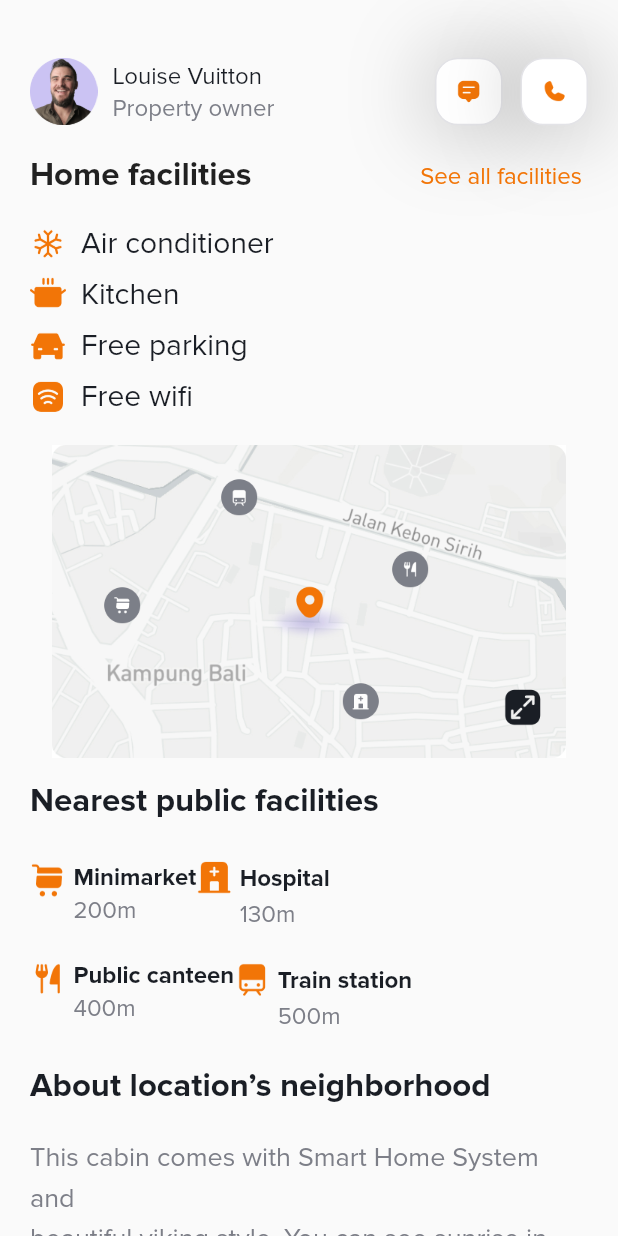
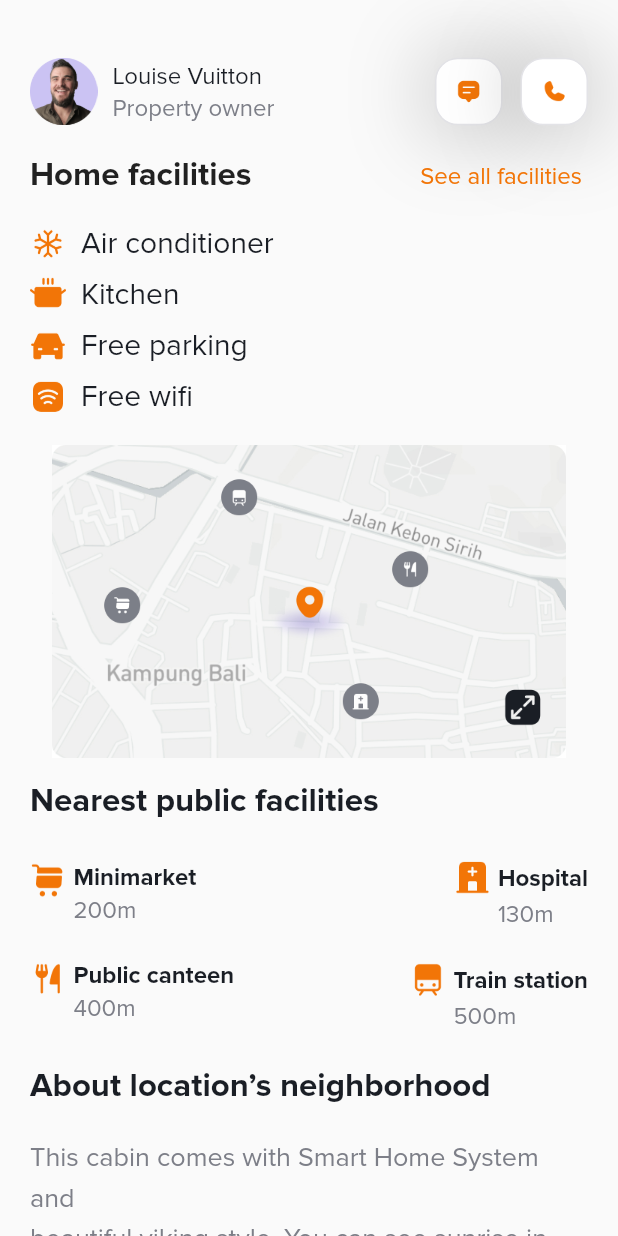
Before and after one commit to hgajipara246/first_app, a Flutter app: the screen it shows after launch, scrolled down 576 dp, on a phone screen of 412 x 824 dp. Run offline on Flutter 3.47's test engine with Material 2 defaults, Android fonts, the phone set to English and light mode, and no system bars.

Commit message:
19/03/2023 (screen nine shadow)

```diff
--- a/lib/screen_nine.dart
+++ b/lib/screen_nine.dart
@@ -1,3 +1,5 @@
+import 'dart:ui';
+
 import 'package:flutter/material.dart';
 
 class ScreenNine extends StatefulWidget {
@@ -573,7 +575,8 @@ class _ScreenNineState extends State<ScreenNine> {
                 Row(
                   mainAxisAlignment: MainAxisAlignment.start,
                   children: [
-                    Row(
+                    Expanded(
+                      child: Row(
                         crossAxisAlignment: CrossAxisAlignment.start,
                         children: [
                           Image.asset(
@@ -608,6 +611,7 @@ class _ScreenNineState extends State<ScreenNine> {
                             ),
                           ),
                         ],
+                      ),
                     ),
                     Row(
                       crossAxisAlignment: CrossAxisAlignment.start,
@@ -654,7 +658,8 @@ class _ScreenNineState extends State<ScreenNine> {
                   crossAxisAlignment: CrossAxisAlignment.start,
                   mainAxisAlignment: MainAxisAlignment.start,
                   children: [
-                    Row(
+                    Expanded(
+                      child: Row(
                         crossAxisAlignment: CrossAxisAlignment.start,
                         children: [
                           Image.asset(
@@ -689,6 +694,7 @@ class _ScreenNineState extends State<ScreenNine> {
                             ),
                           ),
                         ],
+                      ),
                     ),
                     Row(
                       crossAxisAlignment: CrossAxisAlignment.start,
@@ -856,14 +862,25 @@ class _ScreenNineState extends State<ScreenNine> {
                         width: 100,
                         decoration: BoxDecoration(
                           borderRadius: BorderRadius.circular(30),
-                          gradient: const LinearGradient(
-                            colors: [
-                              Color(0x34917AFD),
-                              Color(0x346246EA),
-                            ],
-                            begin: Alignment.topLeft,
-                            end: Alignment.bottomRight,
-                            stops: [0.5, 1],
+                          // gradient: const LinearGradient(
+                          //   colors: [
+                          //     Color(0x34917AFD),
+                          //     Color(0x346246EA),
+                          //   ],
+                          //   begin: Alignment.topLeft,
+                          //   end: Alignment.bottomRight,
+                          //   stops: [0.5, 1],
+                          // ),
+                        ),
+                        child: ImageFiltered(
+                          imageFilter: ImageFilter.blur(sigmaX: 20, sigmaY: 7),
+                          child: Align(
+                            alignment: Alignment.bottomRight,
+                            child: Image.asset(
+                              width: 15,
+                              height: 15,
+                              "assets/icons/gradient.png",
+                            ),
                           ),
                         ),
                       ),
```
Also changed, not shown: assets/icons/gradient.png (added). Lines whose indentation alone changed are shown as unchanged.
